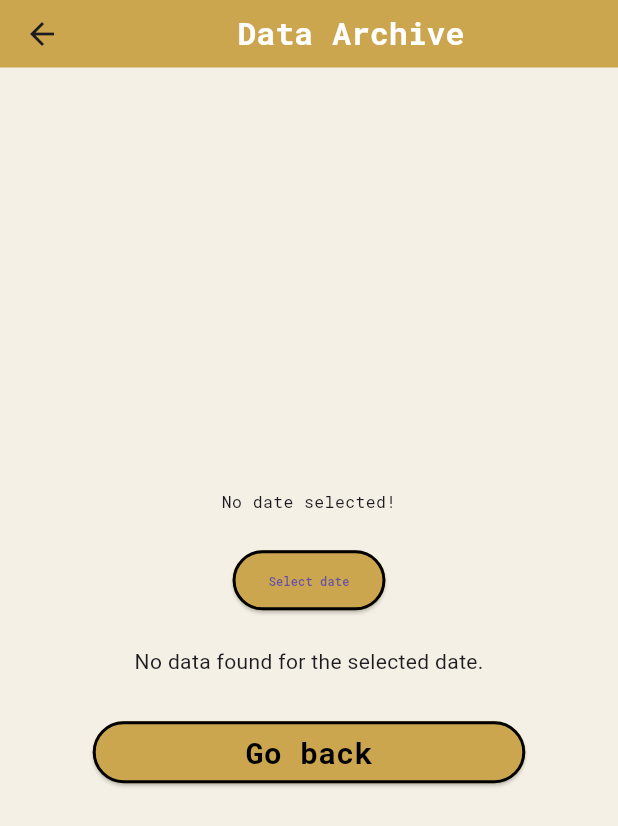
After one commit to ephraaaaa/greenhouse-iot, a Flutter app: the DataArchive screen opened directly, on a phone screen of 412 x 824 dp. The commit adds this screen. Shown: the top 826 px of the screen. Run offline on Flutter 3.47's test engine with Material 3 defaults, Android fonts, the phone set to English and light mode, and no system bars; our stand-ins replace cloud_firestore, firebase_auth, firebase_core, firebase_database, fl_chart, google_fonts; accounts and stored records are empty.

Commit message:
added data_archive

```diff
--- a/greenhouse_monitoring/lib/main.dart
+++ b/greenhouse_monitoring/lib/main.dart
@@ -16,6 +16,7 @@ Future<void> main() async {
           projectId: "green-house-monitoring-4f6c7",
           databaseURL:
               "https://green-house-monitoring-4f6c7-default-rtdb.asia-southeast1.firebasedatabase.app/"));
+
   HttpOverrides.global = MyHttpOverrides();
 
   runApp(
--- /dev/null
+++ b/greenhouse_monitoring/lib/screens/navigation_screens/data_archive.dart
@@ -0,0 +1,165 @@
+import 'package:flutter/material.dart';
+import 'package:cloud_firestore/cloud_firestore.dart';
+import 'package:google_fonts/google_fonts.dart';
+import 'package:greenhouse_monitoring/reusable_widgets/widgets.dart';
+import 'dart:convert';
+import 'package:intl/intl.dart';
+
+class DataArchive extends StatefulWidget {
+  const DataArchive({super.key});
+
+  @override
+  State<DataArchive> createState() => _DataArchiveState();
+}
+
+class _DataArchiveState extends State<DataArchive> {
+  var temperatureData = '';
+  var humidityData = '';
+  var soilMoistureData = '';
+  var lightIntensityData = '';
+  var totalHarvestData = '';
+
+  DateTime? selectedDate;
+  Map<String, dynamic>? documentData;
+
+  Future<void> _selectDate(BuildContext context) async {
+    final DateTime? picked = await showDatePicker(
+      context: context,
+      initialDate: DateTime.now(),
+      firstDate: DateTime(2000),
+      lastDate: DateTime(2101),
+    );
+    if (picked != null && picked != selectedDate) {
+      setState(() {
+        selectedDate = picked;
+        fetchDocumentData(picked);
+        print("Selected Date: " + selectedDate.toString());
+      });
+    }
+  }
+
+  void fetchDocumentData(DateTime date) async {
+    DateTime midnightDate = DateTime(date.year, date.month, date.day);
+    int unixTimestamp = midnightDate.millisecondsSinceEpoch ~/ 1000;
+
+    print("Timestamp: $unixTimestamp");
+
+    DocumentSnapshot documentSnapshot = await FirebaseFirestore.instance
+        .collection('data_archive')
+        .doc(unixTimestamp.toString())
+        .get();
+    if (documentSnapshot.exists) {
+      setState(() {
+        documentData = documentSnapshot.data() as Map<String, dynamic>;
+        temperatureData = documentData?['temperature'].toString() ?? '';
+        humidityData = documentData?['humidity'].toString() ?? '';
+        soilMoistureData = documentData?['soil_moisture'].toString() ?? '';
+        lightIntensityData = documentData?['light_intensity'].toString() ?? '';
+        totalHarvestData = documentData?['total_harvest'].toString() ?? '';
+        print(documentData);
+      });
+    } else {
+      setState(() {
+        print('No data to show');
+        documentData = null;
+        temperatureData = '';
+        humidityData = '';
+        soilMoistureData = '';
+        lightIntensityData = '';
+        totalHarvestData = '';
+      });
+    }
+  }
+
+  @override
+  Widget build(BuildContext context) {
+    double screenWidth = MediaQuery.of(context).size.width;
+    double screenHeight = MediaQuery.of(context).size.height;
+    return Scaffold(
+      backgroundColor: Color.fromRGBO(245, 240, 229, 1),
+      appBar: PreferredSize(
+        preferredSize: Size.fromHeight(45),
+        child: AppBar(
+          title: titleWidget("Data Archive"),
+          backgroundColor: const Color.fromRGBO(203, 166, 79, 1),
+        ),
+      ),
+      body: Center(
+        child: Column(
+          mainAxisAlignment: MainAxisAlignment.center,
+          children: <Widget>[
+            Text(
+              selectedDate == null
+                  ? 'No date selected!'
+                  : 'Selected date: ${DateFormat('MM/dd/yyyy').format(selectedDate!)}',
+              style: GoogleFonts.robotoMono(fontSize: 11),
+            ),
+            const SizedBox(height: 20),
+            ElevatedButton(
+              onPressed: () => _selectDate(context),
+              style: ButtonStyle(
+                backgroundColor: MaterialStateProperty.all<Color>(
+                    Color.fromRGBO(203, 166, 79, 1)),
+                shape: MaterialStateProperty.all<RoundedRectangleBorder>(
+                  RoundedRectangleBorder(
+                    borderRadius: BorderRadius.circular(30),
+                  ),
+                ),
+                side: MaterialStateProperty.all<BorderSide>(
+                  BorderSide(width: 2.0, color: Colors.black),
+                ),
+              ),
+              child: Text(
+                'Select date',
+                style: GoogleFonts.robotoMono(fontSize: 8),
+              ),
+            ),
+            const SizedBox(height: 20),
+            documentData == null
+                ? const Text('No data found for the selected date.')
+                : Column(
+                    children: [
+                      Text(
+                        "Data for the Selected Date:",
+                        style: GoogleFonts.robotoMono(fontSize: 15),
+                      ),
+                      Text(
+                        "Temperature: $temperatureData °C",
+                        style: GoogleFonts.robotoMono(fontSize: 11),
+                      ),
+                      Text(
+                        "Humidity: $humidityData %",
+                        style: GoogleFonts.robotoMono(fontSize: 11),
+                      ),
+                      Text(
+                        "Soil Moisture: $soilMoistureData %",
+                        style: GoogleFonts.robotoMono(fontSize: 11),
+                      ),
+                      Text(
+                        "Light Intensity: $lightIntensityData lux",
+                        style: GoogleFonts.robotoMono(fontSize: 11),
+                      ),
+                      Text(
+                        "Total Harvest: $totalHarvestData kg",
+                        style: GoogleFonts.robotoMono(fontSize: 11),
+                      ),
+                    ],
+                  ),
+            const SizedBox(height: 30),
+            Padding(
+              padding: const EdgeInsets.only(bottom: 20),
+              child: reusableButton(
+                screenHeight * 0.05,
+                screenWidth * 0.7,
+                "Go back",
+                () {
+                  Navigator.pop(context);
+                },
+              ),
+            ),
+          ],
+        ),
+      ),
+    );
+  }
+}
```
Also changed, not shown: greenhouse_monitoring/lib/screens/navigation_screens/logchart.dart (+21 -3 lines), 2 other files.
